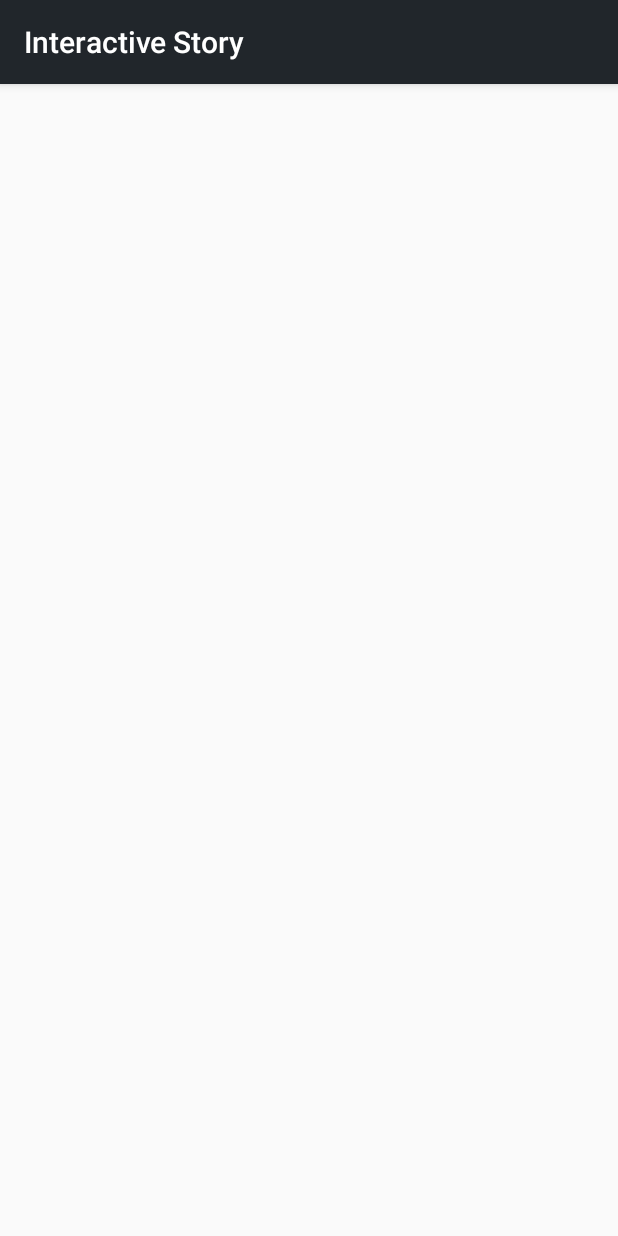
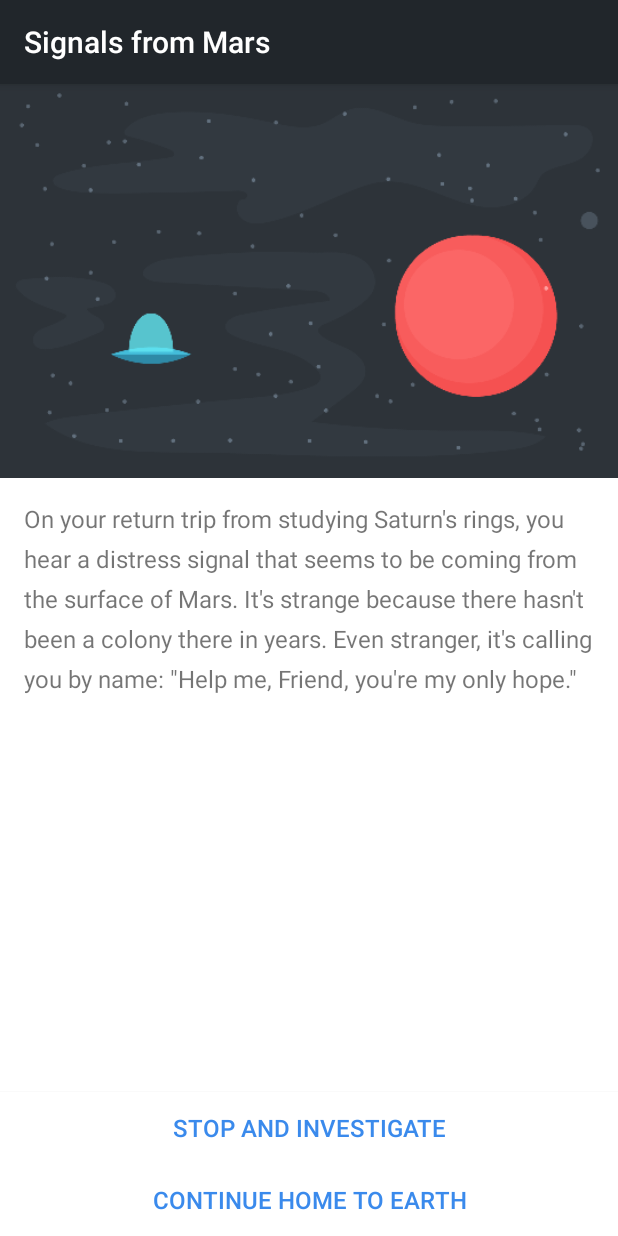
Before and after one commit to CGivan15/InteractiveStory, an Android app: the screen it shows after launch (StoryActivity), after a tap on "START YOUR ADVENTURE", on a phone screen of 412 x 824 dp. Run offline under Robolectric (Android 15) with nearby library versions, the phone set to English and light mode, and no system bars.

Commit message:
Added story pages

```diff
--- a/app/src/main/AndroidManifest.xml
+++ b/app/src/main/AndroidManifest.xml
@@ -10,8 +10,8 @@
         android:roundIcon="@mipmap/ic_launcher_round"
         android:supportsRtl="true"
         android:theme="@style/AppTheme">
-        <activity android:name=".StoryActivity"></activity>
-        <activity android:name=".MainActivity">
+        <activity android:name=".ui.StoryActivity"></activity>
+        <activity android:name=".ui.MainActivity">
             <intent-filter>
                 <action android:name="android.intent.action.MAIN" />
 
--- a/app/src/main/java/com/example/interactivestory/StoryActivity.java
+++ /dev/null
@@ -1,24 +0,0 @@
-package com.example.interactivestory;
-
-import android.content.Intent;
-import android.support.v7.app.AppCompatActivity;
-import android.os.Bundle;
-import android.util.Log;
-
-public class StoryActivity extends AppCompatActivity {
-
-    public static final String TAG = StoryActivity.class.getSimpleName();
-
-    @Override
-    protected void onCreate(Bundle savedInstanceState) {
-        super.onCreate(savedInstanceState);
-        setContentView(R.layout.activity_story);
-
-        Intent intent = getIntent();
-        String name = intent.getStringExtra("name");
-        if (name == null || name.isEmpty()){
-            name = "Friend";
-        }
-        Log.d(TAG, name);
-    }
-}
--- /dev/null
+++ b/app/src/main/java/com/example/interactivestory/model/Choice.java
@@ -0,0 +1,27 @@
+package com.example.interactivestory.model;
+
+public class Choice {
+    private int textId;
+    private int nextPage;
+
+    public Choice(int textId, int nextPage) {
+        this.textId = textId;
+        this.nextPage = nextPage;
+    }
+
+    public int getTextId() {
+        return textId;
+    }
+
+    public void setTextId(int textId) {
+        this.textId = textId;
+    }
+
+    public int getNextPage() {
+        return nextPage;
+    }
+
+    public void setNextPage(int nextPage) {
+        this.nextPage = nextPage;
+    }
+}
--- /dev/null
+++ b/app/src/main/java/com/example/interactivestory/model/Page.java
@@ -0,0 +1,62 @@
+package com.example.interactivestory.model;
+
+public class Page {
+    private int imageId;
+    private int textId;
+    private Choice choice1;
+    private Choice choice2;
+    private boolean isFinalPage = false;
+
+    public Page(int imageId, int textId) {
+        this.imageId = imageId;
+        this.textId = textId;
+        this.isFinalPage = true;
+    }
+
+    public Page(int imageId, int textId, Choice choice1, Choice choice2) {
+        this.imageId = imageId;
+        this.textId = textId;
+        this.choice1 = choice1;
+        this.choice2 = choice2;
+    }
+
+    public boolean isFinalPage() {
+        return isFinalPage;
+    }
+
+    public void setFinalPage(boolean finalPage) {
+        isFinalPage = finalPage;
+    }
+
+    public int getImageId() {
+        return imageId;
+    }
+
+    public void setImageId(int imageId) {
+        this.imageId = imageId;
+    }
+
+    public int getTextId() {
+        return textId;
+    }
+
+    public void setTextId(int textId) {
+        this.textId = textId;
+    }
+
+    public Choice getChoice1() {
+        return choice1;
+    }
+
+    public void setChoice1(Choice choice1) {
+        this.choice1 = choice1;
+    }
+
+    public Choice getChoice2() {
+        return choice2;
+    }
+
+    public void setChoice2(Choice choice2) {
+        this.choice2 = choice2;
+    }
+}
--- /dev/null
+++ b/app/src/main/java/com/example/interactivestory/model/Story.java
@@ -0,0 +1,48 @@
+package com.example.interactivestory.model;
+
+import com.example.interactivestory.R;
+
+public class Story {
+
+    private Page[] pages;
+
+    public Story() {
+        pages = new Page[7];
+
+        pages[0] = new Page(R.drawable.page0,
+                R.string.page0,
+                new Choice(R.string.page0_choice1, 1),
+                new Choice(R.string.page0_choice2, 2));
+
+        pages[1] = new Page(R.drawable.page1,
+                R.string.page1,
+                new Choice(R.string.page1_choice1, 3),
+                new Choice(R.string.page1_choice2, 4));
+
+        pages[2] = new Page(R.drawable.page2,
+                R.string.page2,
+                new Choice(R.string.page2_choice1, 4),
+                new Choice(R.string.page2_choice2, 6));
+
+        pages[3] = new Page(R.drawable.page3,
+                R.string.page3,
+                new Choice(R.string.page3_choice1, 4),
+                new Choice(R.string.page3_choice2, 5));
+
+        pages[4] = new Page(R.drawable.page4,
+                R.string.page4,
+                new Choice(R.string.page4_choice1, 5),
+                new Choice(R.string.page4_choice2, 6));
+
+        pages[5] = new Page(R.drawable.page5, R.string.page5);
+
+        pages[6] = new Page(R.drawable.page6, R.string.page6);
+    }
+
+    public Page getPage(int pageNumber) {
+        if (pageNumber >= pages.length) {
+            pageNumber = 0;
+        }
+        return pages[pageNumber];
+    }
+}
--- a/app/src/main/java/com/example/interactivestory/MainActivity.java
+++ b/app/src/main/java/com/example/interactivestory/ui/MainActivity.java
@@ -1,12 +1,14 @@
-package com.example.interactivestory;
+package com.example.interactivestory.ui;
 
 import android.content.Intent;
+import android.content.res.Resources;
 import android.support.v7.app.AppCompatActivity;
 import android.os.Bundle;
 import android.view.View;
 import android.widget.Button;
 import android.widget.EditText;
-import android.widget.Toast;
+
+import com.example.interactivestory.R;
 
 public class MainActivity extends AppCompatActivity {
 
@@ -32,7 +34,9 @@ public class MainActivity extends AppCompatActivity {
 
     private void startStory(String name) {
         Intent intent = new Intent(this, StoryActivity.class);
-        intent.putExtra("name", name);
+        Resources resources = getResources();
+        String key = resources.getString(R.string.key_name);
+        intent.putExtra(key, name);
         startActivity(intent);
     }
 }
--- /dev/null
+++ b/app/src/main/java/com/example/interactivestory/ui/StoryActivity.java
@@ -0,0 +1,97 @@
+package com.example.interactivestory.ui;
+
+import android.content.Intent;
+import android.graphics.drawable.Drawable;
+import android.support.v4.content.ContextCompat;
+import android.support.v7.app.AppCompatActivity;
+import android.os.Bundle;
+import android.util.Log;
+import android.view.View;
+import android.widget.Button;
+import android.widget.ImageView;
+import android.widget.TextView;
+
+import com.example.interactivestory.R;
+import com.example.interactivestory.model.Page;
+import com.example.interactivestory.model.Story;
+
+public class StoryActivity extends AppCompatActivity {
+
+    public static final String TAG = StoryActivity.class.getSimpleName();
+
+    private String name;
+    private Story story;
+    private ImageView storyImageview;
+    private TextView storyTextView;
+    private Button choice1Button;
+    private Button choice2Button;
+
+    @Override
+    protected void onCreate(Bundle savedInstanceState) {
+        super.onCreate(savedInstanceState);
+        setContentView(R.layout.activity_story);
+
+        storyImageview = (ImageView)findViewById(R.id.storyImageView);
+        storyTextView = (TextView)findViewById(R.id.storyTextView);
+        choice1Button = (Button)findViewById(R.id.choice1Button);
+        choice2Button = (Button)findViewById(R.id.choice2Button);
+
+        Intent intent = getIntent();
+        name = intent.getStringExtra(getString(R.string.key_name));
+        if (name == null || name.isEmpty()){
+            name = "Friend";
+        }
+        Log.d(TAG, name);
+
+        story = new Story();
+        loadPage(0);
+    }
+
+    private void loadPage(int pageNumber) {
+        final Page page = story.getPage(pageNumber);
+
+        Drawable image = ContextCompat.getDrawable(this,page.getImageId());
+        storyImageview.setImageDrawable(image);
+
+        String pageText = getString(page.getTextId());
+        // Add name if placeholder is included. Won't add it not
+        pageText = String.format(pageText, name);
+        storyTextView.setText(pageText);
+
+        if (page.isFinalPage()){
+            choice1Button.setVisibility(View.INVISIBLE);
+            choice2Button.setText(getString(R.string.play_again_button_text));
+            choice2Button.setOnClickListener(new View.OnClickListener(){
+                @Override
+                public void onClick(View v) {
+                    loadPage(0);
+                }
+            });
+        }
+        else {
+            loadButtons(page);
+        }
+    }
+
+    private void loadButtons(final Page page) {
+        choice1Button.setVisibility(View.VISIBLE);
+        choice1Button.setText(page.getChoice1().getTextId());
+        choice1Button.setOnClickListener(new View.OnClickListener() {
+            @Override
+            public void onClick(View v) {
+                int nextPage = page.getChoice1().getNextPage();
+                loadPage(nextPage);
+            }
+        });
+
+        choice2Button.setVisibility(View.VISIBLE);
+        choice2Button.setText(page.getChoice2().getTextId());
+        choice2Button.setOnClickListener(new View.OnClickListener() {
+            @Override
+            public void onClick(View v) {
+                int nextPage = page.getChoice2().getNextPage();
+                loadPage(nextPage);
+            }
+        });
+    }
+}
--- a/app/src/main/res/layout/activity_main.xml
+++ b/app/src/main/res/layout/activity_main.xml
@@ -5,7 +5,7 @@
     xmlns:tools="http://schemas.android.com/tools"
     android:layout_width="match_parent"
     android:layout_height="match_parent"
-    tools:context="MainActivity">
+    tools:context=".ui.MainActivity">
 
     <ImageView
         android:id="@+id/titleImageView"
@@ -15,7 +15,7 @@
         android:layout_marginTop="0dp"
         android:layout_marginRight="0dp"
         android:adjustViewBounds="true"
-        android:contentDescription="Signals from Mars title image"
+        android:contentDescription="@string/signals_from_mars_title_image"
         android:scaleType="fitXY"
         app:layout_constraintLeft_toLeftOf="parent"
         app:layout_constraintRight_toRightOf="parent"
@@ -26,10 +26,10 @@
         android:id="@+id/startButton"
         android:layout_width="0dp"
         android:layout_height="wrap_content"
-        android:layout_marginLeft="0dp"
-        android:layout_marginRight="0dp"
-        android:layout_marginBottom="0dp"
-        android:text="START YOUR ADVENTURE"
+        android:background="@android:color/white"
+        android:text="@string/start_your_adventure"
+        android:textColor="#3A8AEC"
+        android:textSize="16sp"
         app:layout_constraintBottom_toBottomOf="parent"
         app:layout_constraintLeft_toLeftOf="parent"
         app:layout_constraintRight_toRightOf="parent" />
@@ -40,7 +40,7 @@
         android:layout_height="wrap_content"
         android:background="@android:color/white"
         android:ems="10"
-        android:hint="Enter your name"
+        android:hint="@string/enter_your_name"
         android:inputType="textCapWords|textPersonName"
         android:maxLength="30"
         app:layout_constraintBottom_toTopOf="@+id/startButton"
--- a/app/src/main/res/layout/activity_story.xml
+++ b/app/src/main/res/layout/activity_story.xml
@@ -4,6 +4,66 @@
     xmlns:tools="http://schemas.android.com/tools"
     android:layout_width="match_parent"
     android:layout_height="match_parent"
-    tools:context=".StoryActivity">
+    tools:context=".ui.StoryActivity">
 
+    <Button
+        android:id="@+id/choice2Button"
+        android:layout_width="0dp"
+        android:layout_height="wrap_content"
+        android:background="@android:color/white"
+        android:textColor="#3A8AEC"
+        android:textSize="16sp"
+        app:layout_constraintBottom_toBottomOf="parent"
+        app:layout_constraintEnd_toEndOf="parent"
+        app:layout_constraintStart_toStartOf="parent"
+        tools:text="@string/page0_choice2" />
+
+    <Button
+        android:id="@+id/choice1Button"
+        android:layout_width="0dp"
+        android:layout_height="wrap_content"
+        android:background="@android:color/white"
+        android:textColor="#3A8AEC"
+        android:textSize="16sp"
+        app:layout_constraintBottom_toTopOf="@+id/choice2Button"
+        app:layout_constraintEnd_toEndOf="parent"
+        app:layout_constraintStart_toStartOf="parent"
+        tools:text="@string/page0_choice1" />
+
+    <ScrollView
+        android:layout_width="0dp"
+        android:layout_height="0dp"
+        android:background="@android:color/white"
+        android:fillViewport="true"
+        app:layout_constraintBottom_toTopOf="@+id/choice1Button"
+        app:layout_constraintEnd_toEndOf="parent"
+        app:layout_constraintStart_toStartOf="parent"
+        app:layout_constraintTop_toTopOf="parent">
+
+        <LinearLayout
+            android:layout_width="match_parent"
+            android:layout_height="wrap_content"
+            android:orientation="vertical">
+
+            <ImageView
+                android:contentDescription="@string/story_image_content_description"
+                android:id="@+id/storyImageView"
+                android:layout_width="match_parent"
+                android:layout_height="wrap_content"
+                android:adjustViewBounds="true"
+                android:scaleType="fitXY"
+                tools:src="@drawable/page0" />
+
+            <TextView
+                android:id="@+id/storyTextView"
+                android:layout_width="match_parent"
+                android:layout_height="wrap_content"
+                android:layout_marginStart="16dp"
+                android:layout_marginTop="16dp"
+                android:layout_marginEnd="16dp"
+                android:lineSpacingExtra="8sp"
+                android:textSize="16sp"
+                tools:text="@string/page0" />
+        </LinearLayout>
+    </ScrollView>
 </android.support.constraint.ConstraintLayout>
--- a/app/src/main/res/values/strings.xml
+++ b/app/src/main/res/values/strings.xml
@@ -1,3 +1,32 @@
 <resources>
-    <string name="app_name">Interactive Story</string>
+    <string name="app_name">Signals from Mars</string>
+    <string name="key_name">name</string>
+    <string name="signals_from_mars_title_image">Signals from Mars title image</string>
+    <string name="start_your_adventure">START YOUR ADVENTURE</string>
+    <string name="enter_your_name">Enter your name</string>
+    <string name="page0">On your return trip from studying Saturn\'s rings, you hear a distress signal that seems to be coming from the surface of Mars. It\'s strange because there hasn\'t been a colony there in years. Even stranger, it\'s calling you by name: \"Help me, %1$s, you\'re my only hope.\"</string>
+    <string name="page0_choice1">Stop and investigate</string>
+    <string name="page0_choice2">Continue home to Earth</string>
+
+    <string name="page1">You deftly land your ship near where the distress signal originated. You didn\'t notice anything strange on your fly-by, but there is a cave in front of you. Behind you is an abandoned rover from the early 21st century.</string>
+    <string name="page1_choice1">Explore the cave</string>
+    <string name="page1_choice2">Explore the rover</string>
+
+    <string name="page2">You continue your course to Earth. Two days later, you receive a transmission from HQ saying that they have detected some sort of anomaly on the surface of Mars near an abandoned rover. They ask you to investigate, but ultimately the decision is yours because your mission has already run much longer than planned and supplies are low.</string>
+    <string name="page2_choice1">Head back to Mars to investigate</string>
+    <string name="page2_choice2">Continue home to Earth</string>
+
+    <string name="page3">Your EVA suit is equipped with a headlamp, which you use to navigate the cave. After searching for a while your oxygen levels are starting to get pretty low. You know you should go refill your tank, but there\'s a very faint light up ahead.</string>
+    <string name="page3_choice1">Refill at ship and explore the rover</string>
+    <string name="page3_choice2">Continue towards the faint light</string>
+
+    <string name="page4">The rover is covered in dust and most of the solar panels are broken. But you are quite surprised to see the on-board system booted up and running. In fact, there is a message on the screen: \"%1$s, come to 28.543436, -81.369031.\" Those coordinates aren\'t far, but you don\'t know if your oxygen will last for a trip there and back.</string>
+    <string name="page4_choice1">Explore the coordinates</string>
+    <string name="page4_choice2">Return to Earth</string>
+
+    <string name="page5">After a long walk slightly uphill, you end up at the top of a small crater. You look around, and are overjoyed to see your favorite android, %1$s-S1124. It had been lost on a previous mission to Mars! You take it back to your ship and fly back to Earth.</string>
+
+    <string name="page6">You arrive home on Earth. While your mission was a success, you forever wonder what was sending that signal. Perhaps a future mission will be able to investigate…</string>
+    <string name="story_image_content_description">Story page image</string>
+    <string name="play_again_button_text">PLAY AGAIN</string>
 </resources>
```
